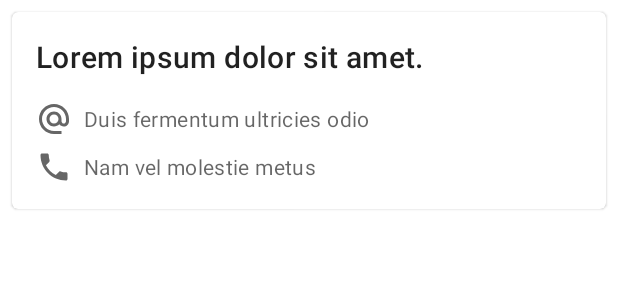
After one commit to naoufalb99/blanchisserie-android, an Android app: the layout clients_row.xml on its own in the app's theme, with its tools: preview values and no code run, on a phone screen of 412 x 824 dp. The commit adds this screen. Shown: the top 300 px of the screen. Run offline under Robolectric (Android 15) with nearby library versions, the phone set to English and light mode, and no system bars.

Commit message:
wip: clients list

```diff
--- a/app/build.gradle
+++ b/app/build.gradle
@@ -37,17 +37,14 @@ dependencies {
 }
 
 dependencies {
-
-
-    implementation 'androidx.wear:wear:1.0.0'
     implementation 'androidx.legacy:legacy-support-v4:1.0.0'
     implementation 'androidx.annotation:annotation:1.1.0'
     implementation 'androidx.constraintlayout:constraintlayout:2.0.4'
     implementation 'androidx.lifecycle:lifecycle-livedata-ktx:2.2.0'
     implementation 'androidx.lifecycle:lifecycle-viewmodel-ktx:2.2.0'
-    compileOnly 'com.google.android.wearable:wearable:2.6.0'
     def room_version = "2.2.6"
     implementation "androidx.room:room-runtime:$room_version"
     annotationProcessor "androidx.room:room-compiler:$room_version"
+
     implementation 'androidx.recyclerview:recyclerview:1.1.0'
 }
--- a/app/src/main/AndroidManifest.xml
+++ b/app/src/main/AndroidManifest.xml
@@ -3,8 +3,6 @@
     package="iao.master.blanchisserie">
 
     <uses-permission android:name="android.permission.WAKE_LOCK" />
-
-    <uses-feature android:name="android.hardware.type.watch" />
 
     <application
         android:allowBackup="true"
--- /dev/null
+++ b/app/src/main/res/color/stroke_color.xml
@@ -0,0 +1,5 @@
+<?xml version="1.0" encoding="utf-8"?>
+<selector xmlns:android="http://schemas.android.com/apk/res/android">
+    <item android:color="?attr/colorPrimary" android:state_checked="true"/>
+    <item android:alpha="0.12" android:color="?attr/colorOnSurface" android:state_checked="false"/>
+</selector>
--- /dev/null
+++ b/app/src/main/res/drawable/ic_baseline_alternate_email_24.xml
@@ -0,0 +1,10 @@
+<vector xmlns:android="http://schemas.android.com/apk/res/android"
+    android:width="24dp"
+    android:height="24dp"
+    android:viewportWidth="24"
+    android:viewportHeight="24"
+    android:tint="?attr/colorControlNormal">
+  <path
+      android:fillColor="@android:color/white"
+      android:pathData="M12,2C6.48,2 2,6.48 2,12s4.48,10 10,10h5v-2h-5c-4.34,0 -8,-3.66 -8,-8s3.66,-8 8,-8 8,3.66 8,8v1.43c0,0.79 -0.71,1.57 -1.5,1.57s-1.5,-0.78 -1.5,-1.57L17,12c0,-2.76 -2.24,-5 -5,-5s-5,2.24 -5,5 2.24,5 5,5c1.38,0 2.64,-0.56 3.54,-1.47 0.65,0.89 1.77,1.47 2.96,1.47 1.97,0 3.5,-1.6 3.5,-3.57L22,12c0,-5.52 -4.48,-10 -10,-10zM12,15c-1.66,0 -3,-1.34 -3,-3s1.34,-3 3,-3 3,1.34 3,3 -1.34,3 -3,3z"/>
+</vector>
--- /dev/null
+++ b/app/src/main/res/drawable/ic_baseline_local_phone_24.xml
@@ -0,0 +1,10 @@
+<vector xmlns:android="http://schemas.android.com/apk/res/android"
+    android:width="24dp"
+    android:height="24dp"
+    android:viewportWidth="24"
+    android:viewportHeight="24"
+    android:tint="?attr/colorControlNormal">
+  <path
+      android:fillColor="@android:color/white"
+      android:pathData="M6.62,10.79c1.44,2.83 3.76,5.14 6.59,6.59l2.2,-2.2c0.27,-0.27 0.67,-0.36 1.02,-0.24 1.12,0.37 2.33,0.57 3.57,0.57 0.55,0 1,0.45 1,1V20c0,0.55 -0.45,1 -1,1 -9.39,0 -17,-7.61 -17,-17 0,-0.55 0.45,-1 1,-1h3.5c0.55,0 1,0.45 1,1 0,1.25 0.2,2.45 0.57,3.57 0.11,0.35 0.03,0.74 -0.25,1.02l-2.2,2.2z"/>
+</vector>
--- /dev/null
+++ b/app/src/main/res/layout/clients_row.xml
@@ -0,0 +1,90 @@
+<?xml version="1.0" encoding="utf-8"?>
+<FrameLayout xmlns:android="http://schemas.android.com/apk/res/android"
+    xmlns:app="http://schemas.android.com/apk/res-auto"
+    android:layout_width="match_parent"
+    android:layout_height="wrap_content">
+
+    <com.google.android.material.card.MaterialCardView
+        android:id="@+id/card_client"
+        android:layout_width="match_parent"
+        android:layout_height="wrap_content"
+        android:layout_margin="8dp"
+        android:checkable="true"
+        android:clickable="true"
+        android:focusable="true">
+
+        <com.google.android.material.chip.Chip
+            android:id="@+id/chip_subscribed"
+            android:layout_width="wrap_content"
+            android:layout_height="wrap_content"
+            android:layout_gravity="right"
+            android:layout_marginEnd="8dp"
+            android:clickable="false"
+            android:visibility="invisible"
+            android:text="Abonne" />
+
+        <LinearLayout
+            android:layout_width="match_parent"
+            android:layout_height="wrap_content"
+            android:layout_gravity="center"
+            android:orientation="vertical"
+            android:padding="16dp">
+
+            <TextView
+                android:id="@+id/text_client_name"
+                android:layout_width="wrap_content"
+                android:layout_height="wrap_content"
+                android:text="Lorem ipsum dolor sit amet."
+                android:textAppearance="?attr/textAppearanceHeadline6" />
+
+            <LinearLayout
+                android:layout_width="wrap_content"
+                android:layout_height="wrap_content"
+                android:layout_marginTop="16dp">
+
+                <ImageView
+                    android:layout_width="wrap_content"
+                    android:layout_height="wrap_content"
+                    android:layout_gravity="center"
+                    android:layout_marginRight="8dp"
+                    android:src="@drawable/ic_baseline_alternate_email_24" />
+
+                <TextView
+                    android:id="@+id/text_client_email"
+                    android:layout_width="wrap_content"
+                    android:layout_height="wrap_content"
+                    android:layout_gravity="center"
+                    android:text="Duis fermentum ultricies odio"
+                    android:textAppearance="?attr/textAppearanceBody2"
+                    android:textColor="?android:attr/textColorSecondary" />
+
+            </LinearLayout>
+
+            <LinearLayout
+                android:layout_width="wrap_content"
+                android:layout_height="wrap_content"
+                android:layout_marginTop="8dp">
+
+                <ImageView
+                    android:layout_width="wrap_content"
+                    android:layout_height="wrap_content"
+                    android:layout_gravity="center"
+                    android:layout_marginRight="8dp"
+                    android:src="@drawable/ic_baseline_local_phone_24" />
+
+                <TextView
+                    android:id="@+id/text_client_phone"
+                    android:layout_width="wrap_content"
+                    android:layout_height="wrap_content"
+                    android:layout_gravity="center"
+                    android:text="Nam vel molestie metus"
+                    android:textAppearance="?attr/textAppearanceBody2"
+                    android:textColor="?android:attr/textColorSecondary" />
+            </LinearLayout>
+
+        </LinearLayout>
+
+    </com.google.android.material.card.MaterialCardView>
+
+
+</FrameLayout>
```
Also changed, not shown: app/src/main/java/iao/master/blanchisserie/adapters/ClientsAdapter.java (added, +85 -0 lines), app/src/main/java/iao/master/blanchisserie/daos/BlanchisserieDao.java (+18 -7 lines), app/src/main/java/iao/master/blanchisserie/fragments/ClientsFragment.java (+20 -0 lines), app/src/main/res/layout/fragment_clients.xml (+5 -5 lines).
